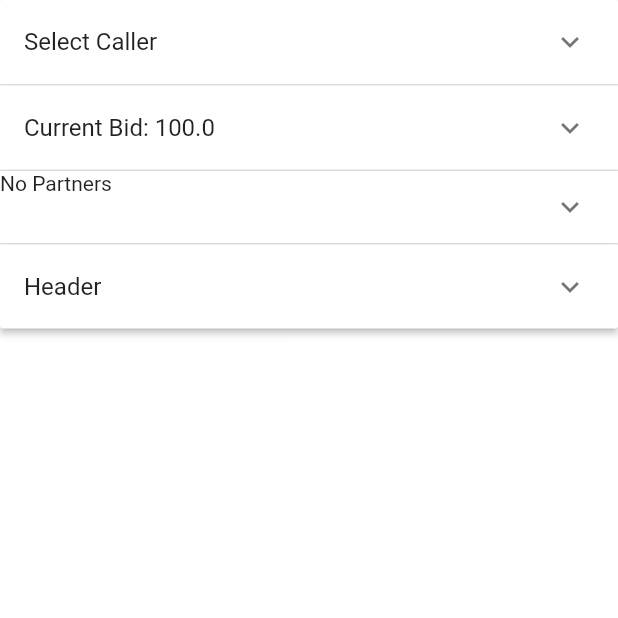
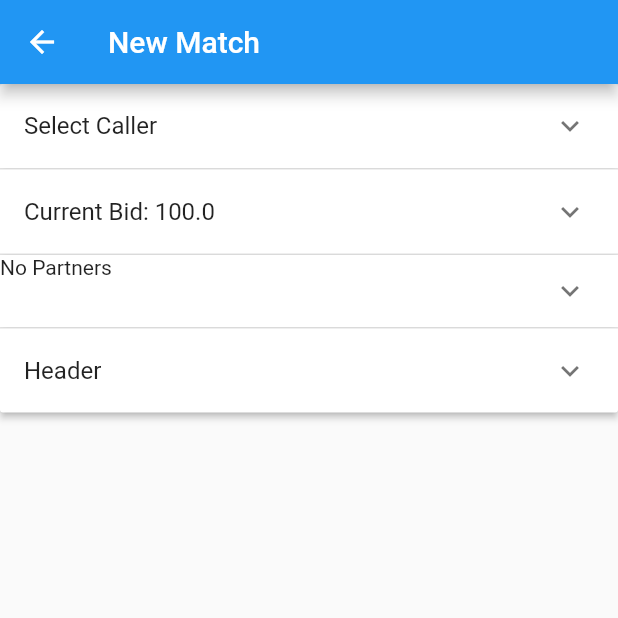
Before and after one commit to bchruszc/rook_flutter, a Flutter app: the screen it shows after launch, after a tap on "Load Game", on a phone screen of 412 x 824 dp, the top half of it. Run offline on Flutter 3.47's test engine with Material 2 defaults, Android fonts, the phone set to English and light mode, and no system bars; missing offline and left inert: frideos, frideos_core.

Commit message:
clean up code, put appbar in match

```diff
--- a/lib/main.dart
+++ b/lib/main.dart
@@ -1,15 +1,16 @@
 import 'package:flutter/material.dart';
+import 'package:rook_flutter/models/game.dart';
+import 'package:rook_flutter/models/listitem.dart';
 import 'package:rook_flutter/widgets/home.dart';
-import 'package:rook_flutter/models/game.dart';
+import 'package:rook_flutter/widgets/newgamescreen.dart';
 import 'package:rook_flutter/widgets/newmatchcreen.dart';
-import 'package:rook_flutter/widgets/newgamescreen.dart';
-import 'package:rook_flutter/models/listitem.dart';
 
 List<Player> players = [
   Player('Martin'),
   Player('Brad'),
   Player('Brad H'),
-  Player('Ray')
+  Player('Ray'),
+  Player('Jeremy'),
 ];
 
 void main() {
@@ -28,7 +29,7 @@ void main() {
       '/LoadGame': (context) {
         currentGame = GameInfo();
         currentGame.players = players;
-        return ExpansionStateWidget(currentGame);
+        return NewMatchWidget(currentGame);
       } //todo for games not matches
     },
   ));
--- a/lib/widgets/newmatchcreen.dart
+++ b/lib/widgets/newmatchcreen.dart
@@ -1,3 +1,4 @@
+import 'package:flutter/cupertino.dart';
 import 'package:flutter/material.dart';
 import 'package:rook_flutter/models/game.dart';
 
@@ -12,14 +13,12 @@ class PartnerSelection extends NewGameExpandableItem {
       State expandedState, List<NewGameExpandableItem> items) {
     return ExpansionPanel(
       headerBuilder: (BuildContext context, bool isExpanded) {
-//        return ListTile(
-//          title: Text(newMatch.partners.length>0?newMatch.partners.map((player)=>player.name).join(','):'No Partners'),
-//        );
-
         if (newMatch.partners.length == 0) {
           return Text('No Partners');
         } else {
-          return Row(
+          return Wrap(
+              spacing: 2.0,
+              direction: Axis.horizontal,
               children: newMatch.partners.map<FlatButton>((Player player) {
                 return FlatButton(
                   onPressed: () {
@@ -31,26 +30,11 @@ class PartnerSelection extends NewGameExpandableItem {
                 );
               }).toList());
         }
-
-        return Text(newMatch.partners.length > 0
-            ? newMatch.partners.map((player) => player.name).join(',')
-            : 'No Partners');
-//      return Dismissible(
-//        key: Key('player'),
-//        onDismissed: (direction){
-//          expandedState.setState(() {
-//              newMatch.partners.clear();
-//          });
-//          Text('No Partners');
-////          Scaffold
-////              .of(context)
-////              .showSnackBar(SnackBar(content: Text("dismissed")));
-//        },
-//        child: Text(newMatch.partners.length>0?newMatch.partners.map((player)=>player.name).join(','):'No Partners'),
-//      );
       },
       body: Container(
-        child: Row(
+        child: Wrap(
+            spacing: 2.0,
+            direction: Axis.horizontal,
             children: players.map<RaisedButton>((Player player) {
               return RaisedButton(
                 onPressed: () {
@@ -194,13 +178,28 @@ class BasicItem extends NewGameExpandableItem {
 abstract class NewGameExpandableItem {
   final NewMatch newMatch;
   bool isExpanded = false;
+  bool isLocked;
 
-  NewGameExpandableItem(
-    this.newMatch,
-    this.isExpanded,
-  );
+  NewGameExpandableItem(this.newMatch, this.isExpanded,
+      {this.isLocked = false});
 
   ExpansionPanel create(State state, List<NewGameExpandableItem> items);
+}
+
+//Entry
+class NewMatchWidget extends StatelessWidget {
+  final GameInfo game;
+
+  NewMatchWidget(this.game);
+
+  @override
+  Widget build(BuildContext context) {
+    return Scaffold(
+        appBar: AppBar(
+          title: Text("New Match"),
+        ),
+        body: ExpansionStateWidget(game));
+  }
 }
 
 class ExpansionStateWidget extends StatefulWidget {
--- a/pubspec.yaml
+++ b/pubspec.yaml
@@ -22,6 +22,8 @@ dependencies:
 
   #Got these for streaming support
   frideos: ^0.6.1
+  #injection support
+  #states_rebuilder: ^1.10.0
 
   # The following adds the Cupertino Icons font to your application.
   # Use with the CupertinoIcons class for iOS style icons.
```
Also changed, not shown: lib/models/game.dart (+18 -0 lines), lib/shared/inheritedprovider.dart (+4 -6 lines), lib/widgets/home.dart (+10 -12 lines), lib/widgets/newgamescreen.dart (+21 -21 lines), 1 other file. Lines whose indentation alone changed are shown as unchanged.
